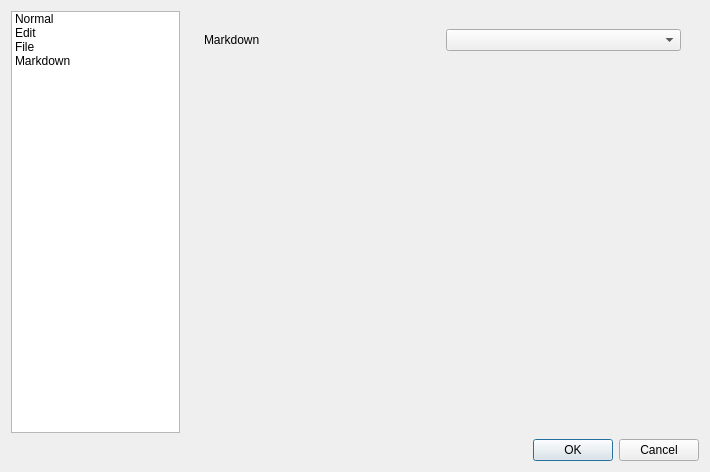
The window that settingsdialog.ui (upupwrite/Remini) describes before a commit, drawn with Qt 5.
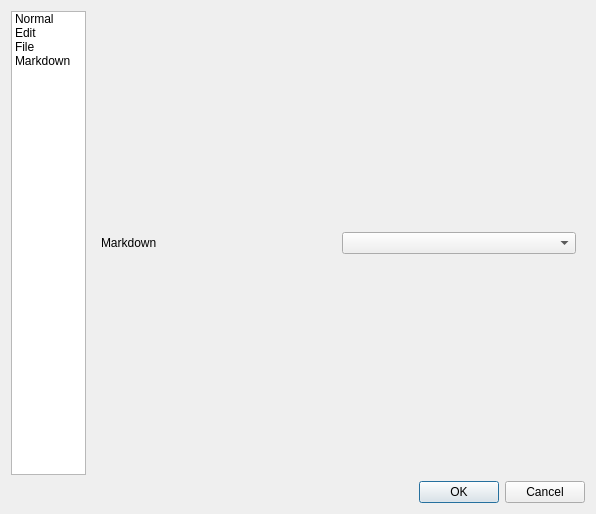
The same window after the commit. The open tabs and pages were chosen to show the change.

Patch:
```diff
--- a/settingsdialog.ui
+++ b/settingsdialog.ui
@@ -6,8 +6,8 @@
    <rect>
     <x>0</x>
     <y>0</y>
-    <width>710</width>
-    <height>472</height>
+    <width>596</width>
+    <height>514</height>
    </rect>
   </property>
   <property name="windowTitle">
@@ -310,9 +310,6 @@
       </layout>
      </widget>
      <widget class="QWidget" name="markdown">
-      <layout class="QGridLayout" name="gridLayout_7">
-       <item row="0" column="0">
-        <widget class="QWidget" name="widget_3" native="true">
          <layout class="QGridLayout" name="gridLayout_6">
           <item row="0" column="0">
            <widget class="QLabel" name="lbl_markdown">
@@ -323,22 +320,6 @@
           </item>
           <item row="0" column="1">
            <widget class="QComboBox" name="cmb_mkState"/>
-          </item>
-         </layout>
-        </widget>
-       </item>
-       <item row="1" column="0">
-        <spacer name="verticalSpacer_3">
-         <property name="orientation">
-          <enum>Qt::Vertical</enum>
-         </property>
-         <property name="sizeHint" stdset="0">
-          <size>
-           <width>20</width>
-           <height>40</height>
-          </size>
-         </property>
-        </spacer>
        </item>
       </layout>
      </widget>
```
Left out of the diff: 28 changed lines with no effect on the pictures. Lines whose indentation alone changed are shown as unchanged.
